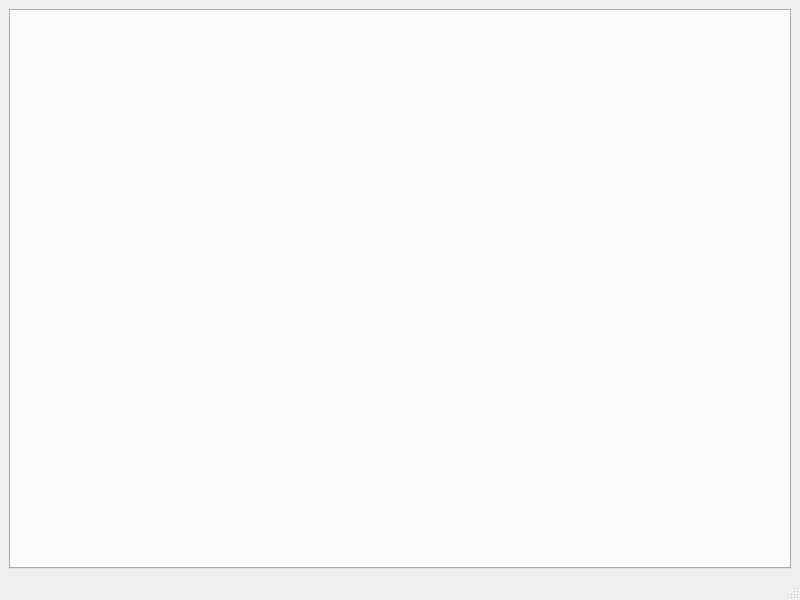
Qt form mainwindow.ui (prookyon/MonoObsLog) before a commit.
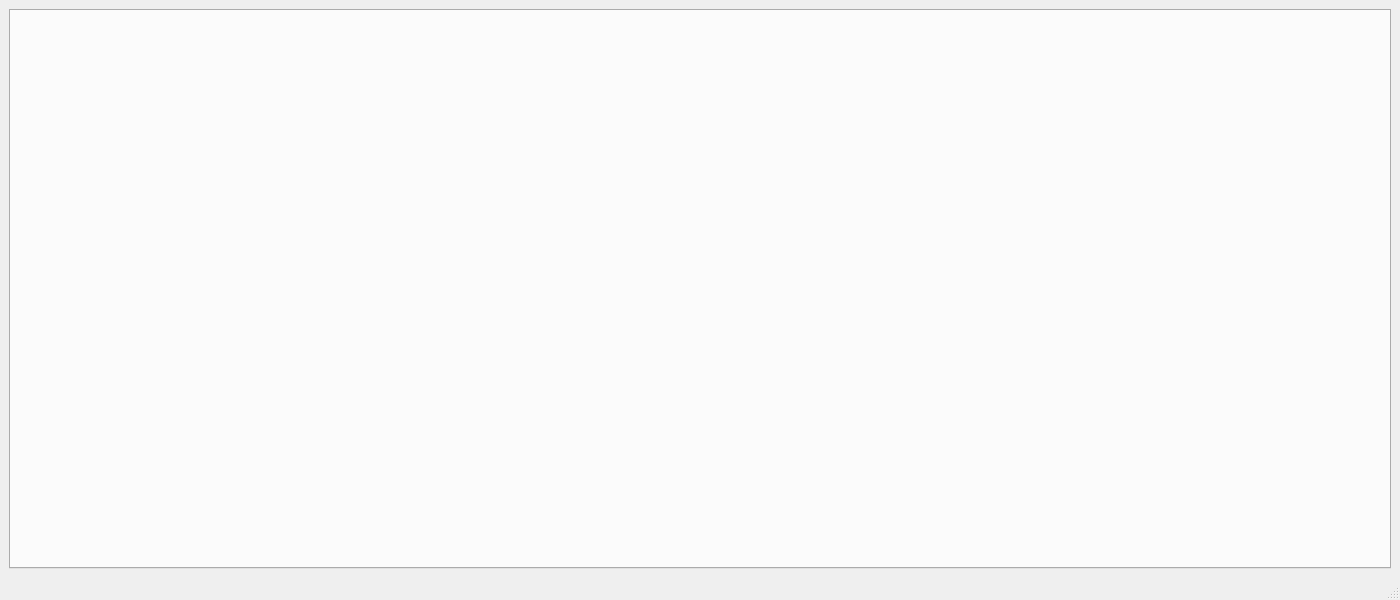
The same form after that commit.

What changed in the file:
```diff
--- a/mainwindow.ui
+++ b/mainwindow.ui
@@ -6,7 +6,7 @@
    <rect>
     <x>0</x>
     <y>0</y>
-    <width>800</width>
+    <width>1400</width>
     <height>600</height>
    </rect>
   </property>
```
